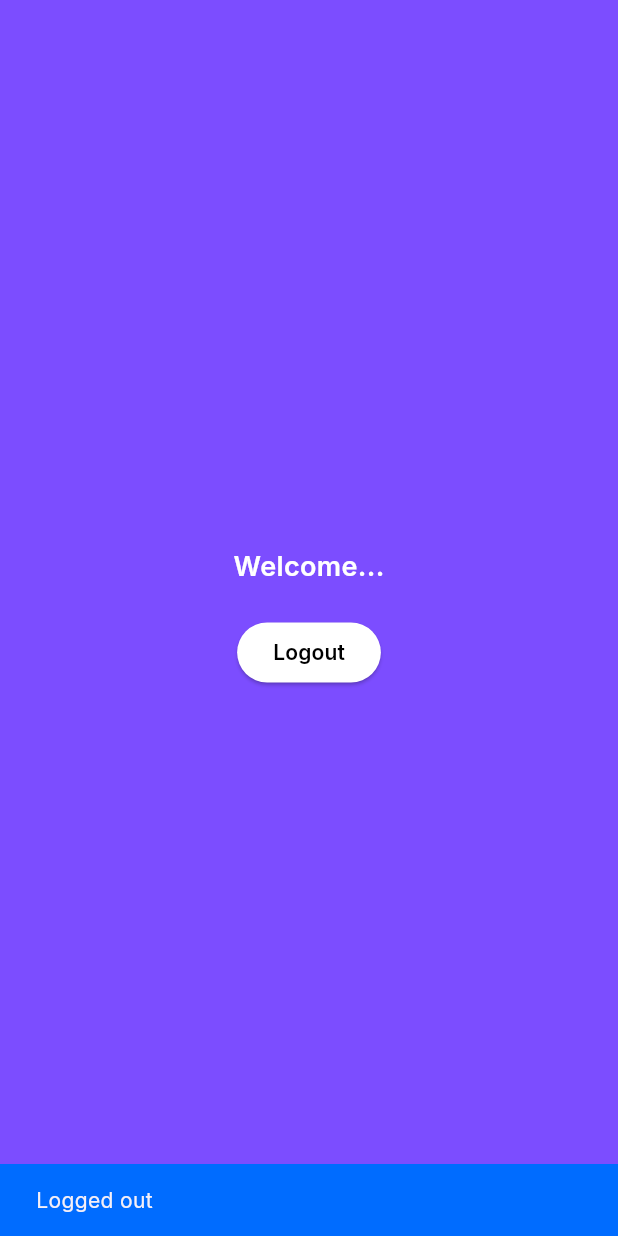
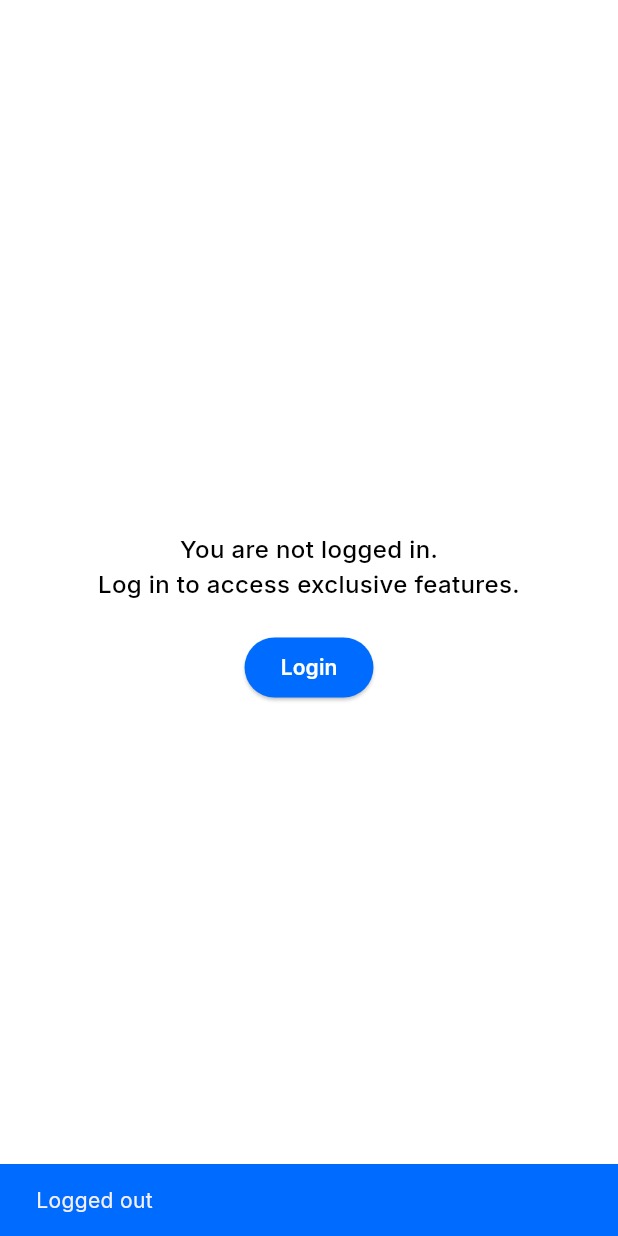
Before and after one commit to simaopsbarbosa/Inclui, a Flutter app: the ProfilePage widget shown alone on an empty page, opened directly, after a tap on "Logout", on a phone screen of 412 x 824 dp. Run offline on Flutter 3.47's test engine with Material 3 defaults, Android fonts, the phone set to English and light mode, and no system bars; our stand-ins replace firebase_auth, firebase_core, firebase_database, geolocator, google_fonts, shared_preferences; accounts and stored records are empty; generated files the repository leaves out were written again.

Commit message:
display user info and cache user info so its not fetched everytime

```diff
--- a/src/inclui/lib/profile_page.dart
+++ b/src/inclui/lib/profile_page.dart
@@ -3,6 +3,7 @@ import 'package:firebase_database/firebase_database.dart';
 import 'package:flutter/material.dart';
 import 'package:google_fonts/google_fonts.dart';
 import 'login_page.dart';
+import 'package:shared_preferences/shared_preferences.dart';
 
 class ProfilePage extends StatefulWidget {
   @override
@@ -16,6 +17,8 @@ class ProfilePageState extends State<ProfilePage> {
   late User? _user;
   late final Stream<User?> _authStateChanges;
   String? _userName;
+  String? _createdAt;
+  bool _isLoading = true;
 
   @override
   void initState() {
@@ -23,37 +26,79 @@ class ProfilePageState extends State<ProfilePage> {
     _user = _auth.currentUser;
     _authStateChanges = _auth.authStateChanges();
 
+    // listen to auth state changes
     _authStateChanges.listen((user) {
       setState(() {
         _user = user;
         _userName = null;
+        _createdAt = null;
+        _isLoading = user != null;
       });
 
       if (user != null) {
-        _fetchUserName(user.uid);
+        _fetchUserData(user.uid);
       }
     });
 
     if (_user != null) {
-      _fetchUserName(_user!.uid);
+      _fetchUserData(_user!.uid);
     }
   }
 
-  Future<void> _fetchUserName(String uid) async {
+  Future<void> _fetchUserData(String uid) async {
     try {
-      final snapshot = await _db.child('users').child(uid).child('name').get();
+      // check if user data is available in SharedPreferences
+      final prefs = await SharedPreferences.getInstance();
+      String? cachedUserName = prefs.getString('userName');
+      String? cachedCreatedAt = prefs.getString('createdAt');
+
+      if (cachedUserName != null && cachedCreatedAt != null) {
+        setState(() {
+          _userName = cachedUserName;
+          _createdAt = cachedCreatedAt;
+          _isLoading = false;
+        });
+      } else {
+        // fetch from Firebase if not cached
+        final snapshot = await _db.child('users').child(uid).get();
         if (snapshot.exists) {
+          final data = Map<String, dynamic>.from(snapshot.value as Map);
           setState(() {
-          _userName = snapshot.value.toString();
+            _userName = data['name']?.toString();
+            _createdAt = data['createdAt']?.toString();
+            _isLoading = false;
           });
+
+          prefs.setString('userName', _userName!);
+          prefs.setString('createdAt', _createdAt!);
+        }
       }
     } catch (e) {
-      print('Error fetching user name: $e');
+      print('Error fetching user data: $e');
+    }
+  }
+
+  // format the date in DD/MM/YYYY format
+  String _formatDate(String isoDate) {
+    try {
+      final date = DateTime.parse(isoDate).toLocal();
+      final day = date.day.toString().padLeft(2, '0');
+      final month = date.month.toString().padLeft(2, '0');
+      final year = date.year.toString();
+      return "Joined $day/$month/$year";
+    } catch (e) {
+      return '';
     }
   }
 
   void _signOut() async {
     await _auth.signOut();
+
+    setState(() {
+      _isLoading = false;
+      _user = null;
+    });
+
     ScaffoldMessenger.of(context).showSnackBar(
       SnackBar(
         content: Text('Logged out'),
@@ -73,26 +118,82 @@ class ProfilePageState extends State<ProfilePage> {
   @override
   Widget build(BuildContext context) {
     return Container(
-      color: Colors.deepPurpleAccent,
-      child: Center(
-        child: _user != null
-            ? Column(
-                mainAxisAlignment: MainAxisAlignment.center,
+      color: Colors.white,
+      child: _isLoading
+          ? Center(
+              child: CircularProgressIndicator(),
+            )
+          : (_user != null ? _buildUserProfile() : _buildLoggedOutView()),
+    );
+  }
+
+  Widget _buildUserProfile() {
+    return Container(
+      width: double.infinity,
+      margin: EdgeInsets.all(20),
+      padding: EdgeInsets.all(20),
+      decoration: BoxDecoration(
+        color: Colors.white,
+        borderRadius: BorderRadius.circular(20),
+        border: Border.all(
+          color: Colors.grey[300]!,
+          width: 1,
+        ),
+      ),
+      child: Row(
+        mainAxisAlignment: MainAxisAlignment.spaceBetween,
+        children: [
+          Flexible(
+            child: Column(
+              mainAxisSize: MainAxisSize.min,
+              crossAxisAlignment: CrossAxisAlignment.start,
               children: [
                 Text(
-                    _userName != null ? 'Welcome, $_userName' : 'Welcome...',
+                  _userName ?? 'Loading...',
+                  style: GoogleFonts.inter(
+                    fontSize: 20,
+                    fontWeight: FontWeight.w700,
+                    color: Colors.black,
+                  ),
+                  overflow: TextOverflow.ellipsis,
+                ),
+                Text(
+                  _user?.email ?? 'No email',
+                  style: GoogleFonts.inter(
+                    fontSize: 14,
+                    fontWeight: FontWeight.w300,
+                    color: Colors.black,
+                  ),
+                  overflow: TextOverflow.ellipsis,
+                ),
+                SizedBox(height: 50),
+                if (_createdAt != null)
+                  Text(
+                    _formatDate(_createdAt!),
+                    style: GoogleFonts.inter(
+                      fontSize: 14,
+                      fontWeight: FontWeight.w300,
+                      color: Colors.black,
+                    ),
+                    overflow: TextOverflow.ellipsis,
+                  ),
+                Text(
+                  "No reports yet",
                   style: GoogleFonts.inter(
                     fontSize: 18,
-                      fontWeight: FontWeight.w600,
-                      color: Colors.white,
+                    fontWeight: FontWeight.w700,
+                    color: Colors.black,
+                  ),
+                  overflow: TextOverflow.ellipsis,
+                ),
+              ],
             ),
           ),
-                  SizedBox(height: 20),
           ElevatedButton(
             onPressed: _signOut,
             style: ElevatedButton.styleFrom(
-                      backgroundColor: Colors.white,
-                      foregroundColor: Colors.black,
+              backgroundColor: Theme.of(context).primaryColor,
+              foregroundColor: Colors.white,
             ),
             child: Text(
               'Logout',
@@ -103,8 +204,13 @@ class ProfilePageState extends State<ProfilePage> {
             ),
           ),
         ],
-              )
-            : Column(
+      ),
+    );
+  }
+
+  Widget _buildLoggedOutView() {
+    return Center(
+      child: Column(
         mainAxisAlignment: MainAxisAlignment.center,
         children: [
           Text(
@@ -113,15 +219,15 @@ class ProfilePageState extends State<ProfilePage> {
             style: GoogleFonts.inter(
               fontSize: 16,
               fontWeight: FontWeight.w500,
-                      color: Colors.white,
+              color: Colors.black,
             ),
           ),
           SizedBox(height: 20),
           ElevatedButton(
             onPressed: _redirectToLogin,
             style: ElevatedButton.styleFrom(
-                      backgroundColor: Colors.white,
-                      foregroundColor: Colors.black,
+              backgroundColor: Theme.of(context).primaryColor,
+              foregroundColor: Colors.white,
             ),
             child: Text(
               'Login',
@@ -133,7 +239,6 @@ class ProfilePageState extends State<ProfilePage> {
           ),
         ],
       ),
-      ),
     );
   }
 }
--- a/src/inclui/pubspec.yaml
+++ b/src/inclui/pubspec.yaml
@@ -17,6 +17,7 @@ dependencies:
   flutter_launcher_icons: ^0.14.3
   geolocator: ^13.0.3
   google_fonts: ^6.2.1
+  shared_preferences: ^2.5.3
 
 dev_dependencies:
   flutter_test:
```
Lines whose indentation alone changed are shown as unchanged.
